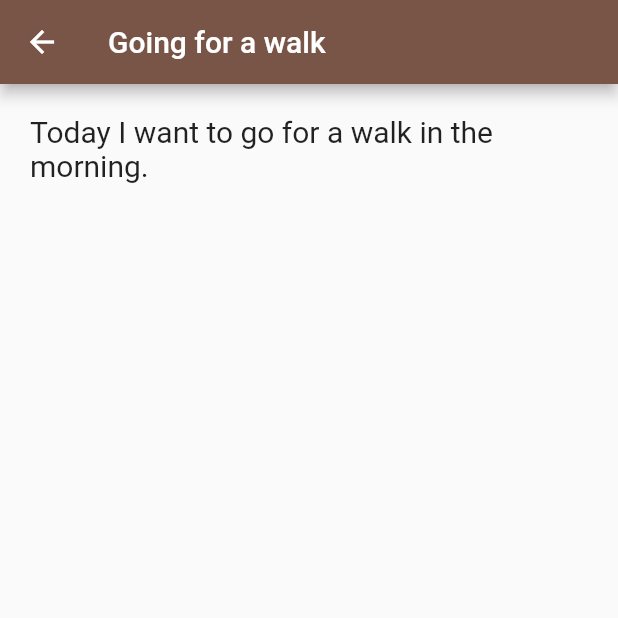
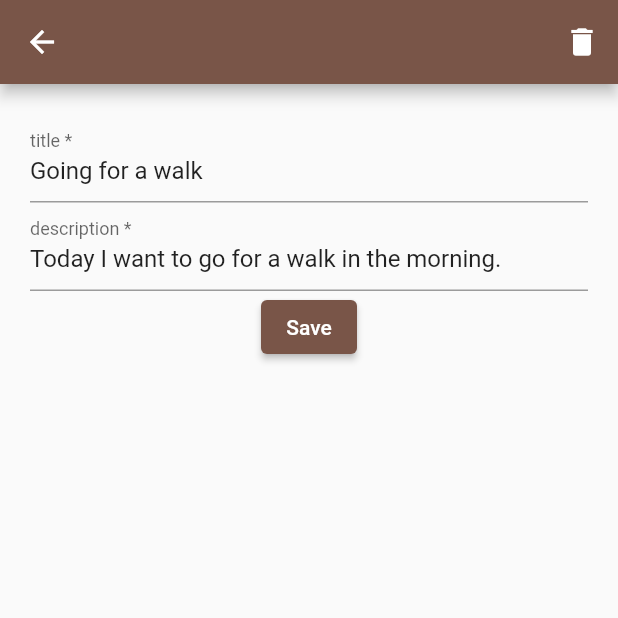
Before and after one commit to TarekFaysal/flutter_project_3, a Flutter app: the screen it shows after launch, after a tap on "Going for a walk", on a phone screen of 412 x 824 dp, the top half of it. Run offline on Flutter 3.47's test engine with Material 2 defaults, Android fonts, the phone set to English and light mode, and no system bars.

Commit message:
noteapp create/delete

```diff
--- a/lib/main.dart
+++ b/lib/main.dart
@@ -33,7 +33,8 @@ class MyApp extends StatelessWidget {
       home: NotesScreen(),
       routes: {
         NoteDetailsScreen.routeName: (ctx) => NoteDetailsScreen(),
-        CreateNoteScreen.routeName: (ctx) => CreateNoteScreen()
+        CreateNoteScreen.routeName: (ctx) => CreateNoteScreen(),
+        NotesScreen.routeName: (ctx) => NotesScreen()
       },
     );
   }
--- a/lib/screens/note_details/note_details_screen.dart
+++ b/lib/screens/note_details/note_details_screen.dart
@@ -1,23 +1,84 @@
 import 'package:flutter/material.dart';
 import 'package:flutter_project_3/model/note.dart';
+import 'package:flutter_project_3/screens/notes/notes_screen.dart';
 
-class NoteDetailsScreen extends StatelessWidget {
+class NoteDetailsScreen extends StatefulWidget {
   static const routeName = "/noteDetails";
   const NoteDetailsScreen({Key key}) : super(key: key);
 
   @override
+  State<NoteDetailsScreen> createState() => _NoteDetailsScreenState();
+}
+
+class _NoteDetailsScreenState extends State<NoteDetailsScreen> {
+  TextEditingController titleEditingController;
+  TextEditingController descriptionEditingController;
+  final _formKey = GlobalKey<FormState>();
+  @override
   Widget build(BuildContext context) {
     Note note = ModalRoute.of(context).settings.arguments as Note;
+    titleEditingController = TextEditingController(text: note.title);
+    descriptionEditingController =
+        TextEditingController(text: note.description);
     return Scaffold(
-      appBar: AppBar(
-        title: Text(note.title),
-      ),
-      body: Container(
+        appBar: AppBar(
+          actions: [
+            IconButton(
+                onPressed: () {
+                  // remove note from the list
+
+                  Note.notes.remove(note);
+
+                  //go to the notescreen
+                  Navigator.pop(context);
+                  Navigator.pushReplacementNamed(
+                      context, NotesScreen.routeName);
+                },
+                icon: Icon(Icons.delete))
+          ],
+        ),
+        body: Container(
           margin: EdgeInsets.all(20),
-          child: Text(
-            note.description,
-            style: TextStyle(fontSize: 20),
-          )),
-    );
+          child: Form(
+            key: _formKey,
+            child: Column(
+              children: [
+                TextFormField(
+                  validator: (value) {
+                    if (value.isNotEmpty) {
+                      return null;
+                    } else {
+                      return "please enter title";
+                    }
+                  },
+                  controller: titleEditingController,
+                  decoration:
+                      InputDecoration(hintText: "title", labelText: "title *"),
+                ),
+                TextFormField(
+                  validator: (value) {
+                    if (value.isNotEmpty) {
+                      return null;
+                    } else {
+                      return "please enter description";
+                    }
+                  },
+                  controller: descriptionEditingController,
+                  decoration: InputDecoration(
+                      hintText: "description", labelText: "description *"),
+                ),
+                ElevatedButton(
+                    onPressed: () {
+                      if (_formKey.currentState.validate()) {
+                        String title = titleEditingController.text;
+                        String description = descriptionEditingController.text;
+                        print(title + description);
+                      }
+                    },
+                    child: Text("Save"))
+              ],
+            ),
+          ),
+        ));
   }
 }
--- a/lib/screens/notes/notes_screen.dart
+++ b/lib/screens/notes/notes_screen.dart
@@ -4,6 +4,7 @@ import 'package:flutter_project_3/screens/create_note/create_note_screen.dart';
 import 'package:flutter_project_3/screens/note_details/note_details_screen.dart';
 
 class NotesScreen extends StatelessWidget {
+  static const routeName = "/notes";
   const NotesScreen({Key key}) : super(key: key);
 
   @override
@@ -20,7 +21,11 @@ class NotesScreen extends StatelessWidget {
                   arguments: Note.notes[index]);
             },
             title: Text(Note.notes[index].title),
-            subtitle: Text(Note.notes[index].description),
+            subtitle: Text(
+              Note.notes[index].description,
+              maxLines: 1,
+              overflow: TextOverflow.ellipsis,
+            ),
           );
         },
         itemCount: Note.notes.length,
```
Also changed, not shown: lib/screens/create_note/create_note_screen.dart (+10 -0 lines).
